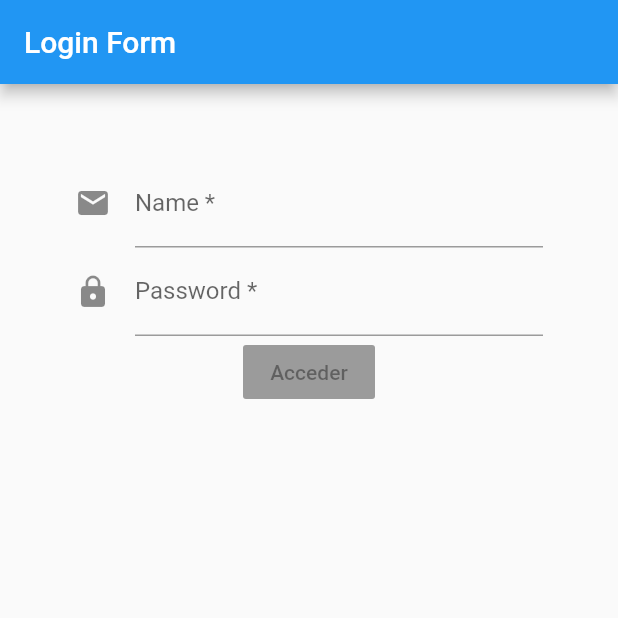
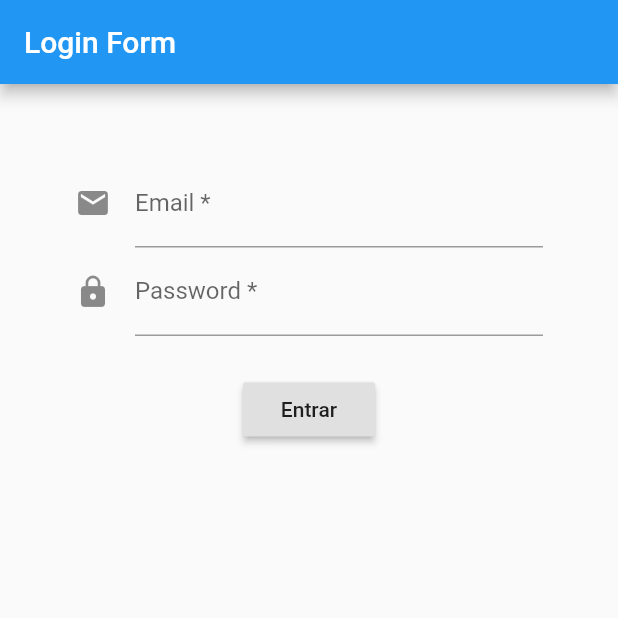
Before and after one commit to tonyinuma/basic-flutter, a Flutter app: the screen it shows after launch, on a phone screen of 412 x 824 dp, the top half of it. Run offline on Flutter 3.47's test engine with Material 2 defaults, Android fonts, the phone set to English and light mode, and no system bars.

Commit message:
Login and validations with statefulwidgets

```diff
--- a/lib/screens/login_screen.dart
+++ b/lib/screens/login_screen.dart
@@ -1,48 +1,71 @@
 import 'package:flutter/material.dart';
+import 'package:app01/mixins/validation_mixins.dart';
 
 class LoginScreen extends StatefulWidget {
   @override
   _LoginScreenState createState() => new _LoginScreenState();
  }
-class _LoginScreenState extends State<LoginScreen> {
+
+class _LoginScreenState extends State<LoginScreen> with ValidationMixins{
+
+  final GlobalKey<FormState> formKey = GlobalKey<FormState>();
+
   @override
   Widget build(BuildContext context) {
     return Container(
         margin: EdgeInsets.all(50.0),
         child: Form(
+          key: formKey,
           child: Column(
             children: <Widget>[
-              TextFormField(
-                decoration: const InputDecoration(
-                  icon: Icon(Icons.email),
-                  /* hintText: 'tell me your name', */
-                  labelText: 'Name *',
-                ),
-              ),
-              TextFormField(
-                decoration: const InputDecoration(
-                  icon: Icon(Icons.lock),
-                  labelText: 'Password *',
-                ),
-                obscureText: true,
-              ),
-              RaisedButton(onPressed: null, child: Text("Acceder"),)
+              emailField(),
+              passwordField(),
+              Container(margin: EdgeInsets.only(top: 25.0)),
+              submitField()
             ],
           )
         ),
     );
   }
 
-  emailField(){
-
+  Widget emailField(){
+    return TextFormField(
+                decoration: InputDecoration(
+                  icon: Icon(Icons.email),
+                  hintText: 'example@email.com',
+                  labelText: 'Email *',
+                ),
+                keyboardType: TextInputType.emailAddress,
+                validator: validateEmail,
+                onSaved: (String value){
+                  print("saved "+value);
+                },
+              );
   }
 
-  passwordField(){
-
+  Widget passwordField(){
+    return TextFormField(
+                decoration: InputDecoration(
+                  icon: Icon(Icons.lock),
+                  labelText: 'Password *',
+                ),
+                obscureText: true,
+                validator: validatePassword,
+                onSaved: (String value){
+                  print(value);
+                },
+              );
   }
 
-  submitField(){
-
+  Widget submitField(){
+    return RaisedButton(
+        onPressed: (){
+          if(formKey.currentState.validate()){
+          formKey.currentState.save();
+          }
+        },
+        child: Text("Entrar"),
+      );
   }
 
 }
```
Also changed, not shown: lib/mixins/validation_mixins.dart (added, +14 -0 lines).
